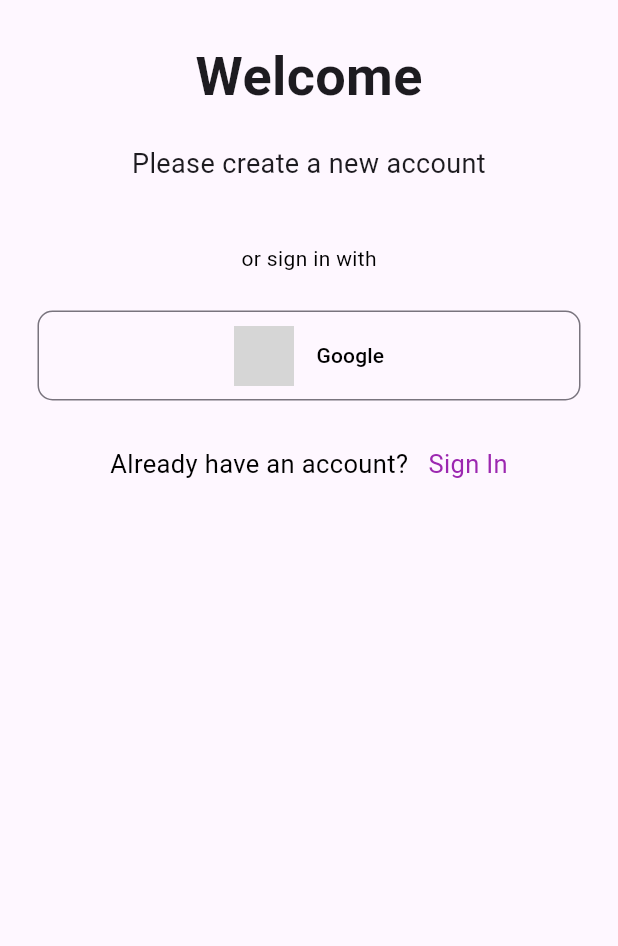
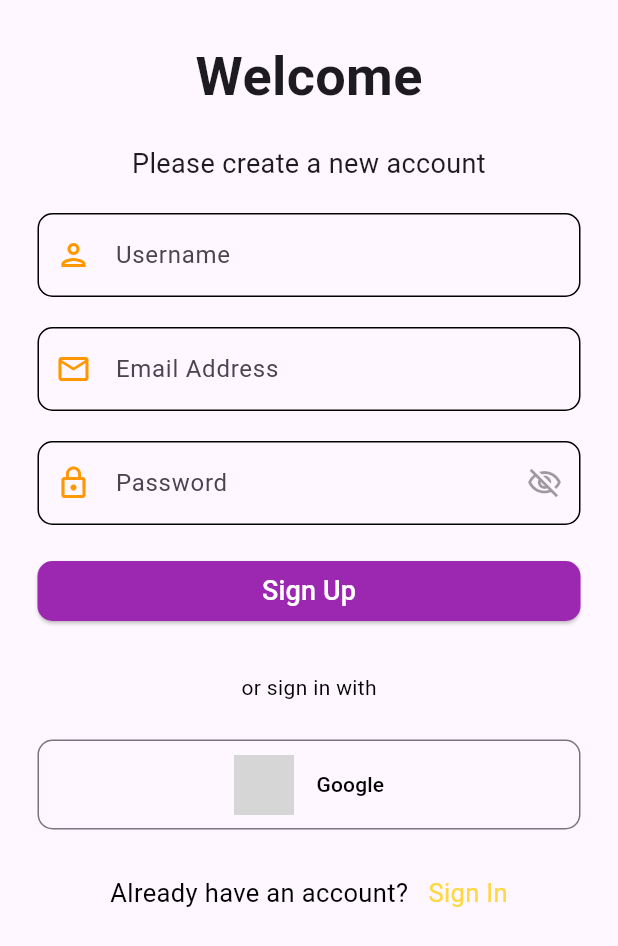
Before and after one commit to Teshan2000/Food-Delivery-App, a Flutter app: the RegisterPage screen opened directly, on a phone screen of 412 x 824 dp. Shown: the top 946 px of the screen. Run offline on Flutter 3.47's test engine with Material 3 defaults, Android fonts, the phone set to English and light mode, and no system bars; our stand-ins replace animated_search_bar, firebase_core, input_quantity; missing offline and left inert: cart_stepper; accounts and stored records are empty; grey boxes are pictures that could not be loaded.

Commit message:
Register Form
Register form was created to register new users.

```diff
--- /dev/null
+++ b/food_delivery_app/lib/components/registerForm.dart
@@ -0,0 +1,194 @@
+import 'package:flutter/material.dart';
+import 'package:food_delivery_app/components/button.dart';
+
+class RegisterForm extends StatefulWidget {
+  const RegisterForm({super.key});
+
+  @override
+  State<RegisterForm> createState() => RegisterFormState();
+}
+
+class RegisterFormState extends State<RegisterForm> {
+  final _formKey = GlobalKey<FormState>();
+  String email = "";
+  String password = "";
+  String fullName = "";
+  final _nameController = TextEditingController();
+  final _emailController = TextEditingController();
+  final _passController = TextEditingController();
+  bool obsecurePass = true;
+
+  void registerUser() async {
+    final data = {
+      'name': _nameController.text,
+      'email': _emailController.text,
+      'password': _passController.text,
+    };
+  }
+
+  @override
+  Widget build(BuildContext context) {
+    return Form(
+      key: _formKey,
+      child: Column(
+        mainAxisAlignment: MainAxisAlignment.start,
+        children: <Widget>[
+          TextFormField(
+            controller: _nameController,
+            keyboardType: TextInputType.text,
+            cursorColor: Colors.orange,
+            decoration: InputDecoration(
+              hintText: 'Username',
+              labelText: 'Username',
+              alignLabelWithHint: true,
+              prefixIcon: const Icon(Icons.person_outlined),
+              prefixIconColor: Colors.orange,
+              enabledBorder: OutlineInputBorder(
+                borderSide: const BorderSide(color: Colors.black),
+                borderRadius: BorderRadius.circular(10),
+              ),
+              focusedBorder: OutlineInputBorder(
+                borderSide: const BorderSide(
+                  color: Colors.orange,
+                  width: 2,
+                ),
+                borderRadius: BorderRadius.circular(15),
+              ),
+              errorBorder: OutlineInputBorder(
+                borderSide: const BorderSide(
+                  color: Colors.red,
+                  width: 2,
+                ),
+                borderRadius: BorderRadius.circular(10),
+              ),
+            ),
+            onChanged: (val) {
+              setState(() {
+                fullName = val;
+              });
+            },
+            validator: (val) {
+              if (val!.isNotEmpty) {
+                return null;
+              } else {
+                return "Name cannot be empty";
+              }
+            },
+          ),
+          const SizedBox(height: 20),
+          TextFormField(
+            controller: _emailController,
+            keyboardType: TextInputType.emailAddress,
+            cursorColor: Colors.orange,
+            decoration: InputDecoration(
+              hintText: 'Email Address',
+              labelText: 'Email Address',
+              alignLabelWithHint: true,
+              prefixIcon: const Icon(Icons.email_outlined),
+              prefixIconColor: Colors.orange,
+              enabledBorder: OutlineInputBorder(
+                borderSide: const BorderSide(color: Colors.black),
+                borderRadius: BorderRadius.circular(10),
+              ),
+              focusedBorder: OutlineInputBorder(
+                borderSide: const BorderSide(
+                  color: Colors.orange,
+                  width: 2,
+                ),
+                borderRadius: BorderRadius.circular(15),
+              ),
+              errorBorder: OutlineInputBorder(
+                borderSide: const BorderSide(
+                  color: Colors.red,
+                  width: 2,
+                ),
+                borderRadius: BorderRadius.circular(10),
+              ),
+            ),
+            validator: (val) {
+              return RegExp(
+                          r"^[a-zA-Z0-9.a-zA-Z0-9.!#$%&'*+-/=?^_`{|}~]+@[a-zA-Z0-9]+\.[a-zA-Z]+")
+                      .hasMatch(val!)
+                  ? null
+                  : "Please enter a valid email";
+            },
+            onChanged: (val) {
+              setState(() {
+                email = val;
+              });
+            },
+          ),
+          const SizedBox(height: 20),
+          TextFormField(
+            controller: _passController,
+            keyboardType: TextInputType.visiblePassword,
+            cursorColor: Colors.orange,
+            obscureText: obsecurePass,
+            decoration: InputDecoration(
+                hintText: 'Password',
+                labelText: 'Password',
+                alignLabelWithHint: true,
+                prefixIcon: const Icon(Icons.lock_outline),
+                prefixIconColor: Colors.orange,
+                enabledBorder: OutlineInputBorder(
+                  borderSide: const BorderSide(color: Colors.black),
+                  borderRadius: BorderRadius.circular(10),
+                ),
+                focusedBorder: OutlineInputBorder(
+                  borderSide: const BorderSide(
+                    color: Colors.orange,
+                    width: 2,
+                  ),
+                  borderRadius: BorderRadius.circular(15),
+                ),
+                errorBorder: OutlineInputBorder(
+                  borderSide: const BorderSide(
+                    color: Colors.red,
+                    width: 2,
+                  ),
+                  borderRadius: BorderRadius.circular(10),
+                ),
+                suffixIcon: IconButton(
+                    onPressed: () {
+                      setState(() {
+                        obsecurePass = !obsecurePass;
+                      });
+                    },
+                    icon: obsecurePass
+                        ? const Icon(
+                            Icons.visibility_off_outlined,
+                            color: Colors.black38,
+                          )
+                        : const Icon(
+                            Icons.visibility_outlined,
+                            color: Colors.orange,
+                          ))),
+            validator: (val) {
+              if (val!.length < 6) {
+                return "Password must be at least 6 characters";
+              } else {
+                return null;
+              }
+            },
+            onChanged: (val) {
+              setState(() {
+                password = val;
+              });
+            },
+          ),
+          const SizedBox(height: 20),
+          Button(
+            width: double.infinity,
+            title: 'Sign Up',
+            disable: false,
+            onPressed: () {
+              if (_formKey.currentState!.validate()) {
+                registerUser();
+              }
+            },
+          ),
+        ],
+      ),
+    );
+  }
+}
--- a/food_delivery_app/lib/main.dart
+++ b/food_delivery_app/lib/main.dart
@@ -2,6 +2,7 @@ import 'package:firebase_core/firebase_core.dart';
 import 'package:flutter/material.dart';
 import 'package:food_delivery_app/firebase_options.dart';
 import 'package:food_delivery_app/screens/home.dart';
+import 'package:food_delivery_app/screens/login.dart';
 
 void main() async {
   WidgetsFlutterBinding.ensureInitialized();
@@ -23,7 +24,7 @@ class MyApp extends StatelessWidget {
       navigatorKey: navigatorKey,
       initialRoute: '/',
       routes: {
-        '/':(context) => const Home(),
+        '/':(context) => const LoginPage(),
       },
     );
   }
--- a/food_delivery_app/lib/screens/register.dart
+++ b/food_delivery_app/lib/screens/register.dart
@@ -1,5 +1,6 @@
 import 'package:flutter/gestures.dart';
 import 'package:flutter/material.dart';
+import 'package:food_delivery_app/components/registerForm.dart';
 import 'package:food_delivery_app/components/socialButton.dart';
 import 'package:food_delivery_app/screens/login.dart';
 
@@ -38,7 +39,9 @@ class RegisterPage extends StatelessWidget {
                     ),
                   ),
                 ),
-                const SizedBox(height: 40),
+                const SizedBox(height: 20),
+                RegisterForm(),
+                const SizedBox(height: 30),
                 const Center(
                   child: Text(
                     'or sign in with',
@@ -60,7 +63,7 @@ class RegisterPage extends StatelessWidget {
                         TextSpan(
                           text: "  Sign In",
                           style: const TextStyle(
-                            color: Colors.purple,
+                            color: Colors.amberAccent,
                             fontSize: 17,
                           ),
                           recognizer: TapGestureRecognizer()
```
